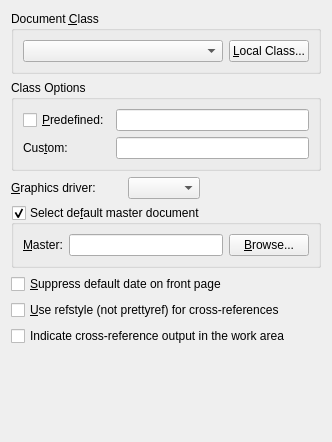
Before: the Qt Designer form src/frontends/qt/ui/LaTeXUi.ui in unimiso/lyx_mirror, drawn with Qt 5.
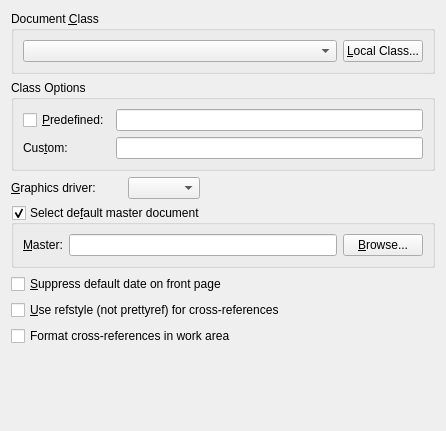
After: the same form once the commit is applied. Custom widgets are drawn as their Qt base class.

Commit message: Polish formatted reference patch, and add documentation.

What changed in the file:
```diff
--- a/src/frontends/qt/ui/LaTeXUi.ui
+++ b/src/frontends/qt/ui/LaTeXUi.ui
@@ -6,8 +6,8 @@
    <rect>
     <x>0</x>
     <y>0</y>
-    <width>332</width>
-    <height>442</height>
+    <width>446</width>
+    <height>431</height>
    </rect>
   </property>
   <property name="windowTitle">
@@ -208,7 +208,7 @@
    <item row="6" column="0" colspan="4">
     <widget class="QCheckBox" name="refFormattedCB">
      <property name="text">
-      <string>Indicate cross-reference output in the work area</string>
+      <string>Format cross-references in work area</string>
      </property>
     </widget>
    </item>
```
Left out of the diff: 3 changed lines with no effect on the pictures. The commit also changes 1 other file.
